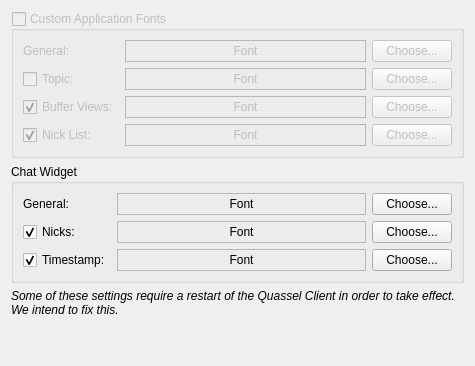
First picture: the form in src/qtui/settingspages/fontssettingspage.ui, repository quassel/quassel, before the edit.
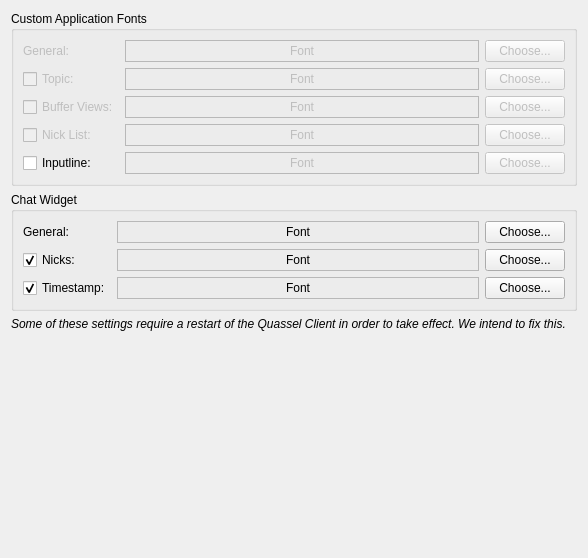
Second picture: the form after the edit.

Commit message: Font of the Inputline is now configurable. Closing BR #121.

Diff of the .ui file:
```diff
--- a/src/qtui/settingspages/fontssettingspage.ui
+++ b/src/qtui/settingspages/fontssettingspage.ui
@@ -5,8 +5,8 @@
    <rect>
     <x>0</x>
     <y>0</y>
-    <width>475</width>
-    <height>366</height>
+    <width>588</width>
+    <height>558</height>
    </rect>
   </property>
   <property name="windowTitle" >
@@ -18,13 +18,13 @@
      <item>
       <widget class="QGroupBox" name="customAppFonts" >
        <property name="enabled" >
-        <bool>false</bool>
+        <bool>true</bool>
        </property>
        <property name="title" >
         <string>Custom Application Fonts</string>
        </property>
        <property name="checkable" >
-        <bool>true</bool>
+        <bool>false</bool>
        </property>
        <property name="checked" >
         <bool>false</bool>
@@ -32,15 +32,11 @@
        <layout class="QVBoxLayout" >
         <item>
          <layout class="QGridLayout" >
-          <item row="0" column="0" >
-           <widget class="QLabel" name="label" >
-            <property name="text" >
-             <string>General:</string>
-            </property>
-           </widget>
-          </item>
           <item row="0" column="1" >
            <widget class="QLabel" name="demoGeneral" >
+            <property name="enabled" >
+             <bool>false</bool>
+            </property>
             <property name="sizePolicy" >
              <sizepolicy vsizetype="Preferred" hsizetype="Expanding" >
               <horstretch>0</horstretch>
@@ -63,6 +59,9 @@
           </item>
           <item row="0" column="2" >
            <widget class="QPushButton" name="chooseGeneral" >
+            <property name="enabled" >
+             <bool>false</bool>
+            </property>
             <property name="sizePolicy" >
              <sizepolicy vsizetype="Fixed" hsizetype="Preferred" >
               <horstretch>0</horstretch>
@@ -76,6 +75,9 @@
           </item>
           <item row="1" column="0" >
            <widget class="QCheckBox" name="checkTopic" >
+            <property name="enabled" >
+             <bool>false</bool>
+            </property>
             <property name="text" >
              <string>Topic:</string>
             </property>
@@ -83,6 +85,9 @@
           </item>
           <item row="1" column="1" >
            <widget class="QLabel" name="demoTopic" >
+            <property name="enabled" >
+             <bool>false</bool>
+            </property>
             <property name="sizePolicy" >
              <sizepolicy vsizetype="Preferred" hsizetype="Expanding" >
               <horstretch>0</horstretch>
@@ -105,6 +110,9 @@
           </item>
           <item row="1" column="2" >
            <widget class="QPushButton" name="chooseTopic" >
+            <property name="enabled" >
+             <bool>false</bool>
+            </property>
             <property name="sizePolicy" >
              <sizepolicy vsizetype="Fixed" hsizetype="Preferred" >
               <horstretch>0</horstretch>
@@ -118,16 +126,22 @@
           </item>
           <item row="2" column="0" >
            <widget class="QCheckBox" name="checkBufferView" >
+            <property name="enabled" >
+             <bool>false</bool>
+            </property>
             <property name="text" >
              <string>Buffer Views:</string>
             </property>
             <property name="checked" >
-             <bool>true</bool>
+             <bool>false</bool>
             </property>
            </widget>
           </item>
           <item row="2" column="1" >
            <widget class="QLabel" name="demoBufferView" >
+            <property name="enabled" >
+             <bool>false</bool>
+            </property>
             <property name="sizePolicy" >
              <sizepolicy vsizetype="Preferred" hsizetype="Expanding" >
               <horstretch>0</horstretch>
@@ -150,6 +164,9 @@
           </item>
           <item row="2" column="2" >
            <widget class="QPushButton" name="chooseBufferView" >
+            <property name="enabled" >
+             <bool>false</bool>
+            </property>
             <property name="sizePolicy" >
              <sizepolicy vsizetype="Fixed" hsizetype="Preferred" >
               <horstretch>0</horstretch>
@@ -163,16 +180,22 @@
           </item>
           <item row="3" column="0" >
            <widget class="QCheckBox" name="checkNickList" >
+            <property name="enabled" >
+             <bool>false</bool>
+            </property>
             <property name="text" >
              <string>Nick List:</string>
             </property>
             <property name="checked" >
-             <bool>true</bool>
+             <bool>false</bool>
             </property>
            </widget>
           </item>
           <item row="3" column="1" >
            <widget class="QLabel" name="demoNickList" >
+            <property name="enabled" >
+             <bool>false</bool>
+            </property>
             <property name="sizePolicy" >
              <sizepolicy vsizetype="Preferred" hsizetype="Expanding" >
               <horstretch>0</horstretch>
@@ -195,6 +218,9 @@
           </item>
           <item row="3" column="2" >
            <widget class="QPushButton" name="chooseNickList" >
+            <property name="enabled" >
+             <bool>false</bool>
+            </property>
             <property name="sizePolicy" >
              <sizepolicy vsizetype="Fixed" hsizetype="Preferred" >
               <horstretch>0</horstretch>
@@ -206,6 +232,58 @@
             </property>
            </widget>
           </item>
+          <item row="4" column="0" >
+           <widget class="QCheckBox" name="checkInputLine" >
+            <property name="text" >
+             <string>Inputline:</string>
+            </property>
+           </widget>
+          </item>
+          <item row="4" column="1" >
+           <widget class="QLabel" name="demoInputLine" >
+            <property name="enabled" >
+             <bool>false</bool>
+            </property>
+            <property name="frameShape" >
+             <enum>QFrame::StyledPanel</enum>
+            </property>
+            <property name="frameShadow" >
+             <enum>QFrame::Sunken</enum>
+            </property>
+            <property name="text" >
+             <string>Font</string>
+            </property>
+            <property name="alignment" >
+             <set>Qt::AlignCenter</set>
+            </property>
+           </widget>
+          </item>
+          <item row="4" column="2" >
+           <widget class="QPushButton" name="chooseInputLine" >
+            <property name="enabled" >
+             <bool>false</bool>
+            </property>
+            <property name="sizePolicy" >
+             <sizepolicy vsizetype="Fixed" hsizetype="Preferred" >
+              <horstretch>0</horstretch>
+              <verstretch>0</verstretch>
+             </sizepolicy>
+            </property>
+            <property name="text" >
+             <string>Choose...</string>
+            </property>
+           </widget>
+          </item>
+          <item row="0" column="0" >
+           <widget class="QLabel" name="generalApp" >
+            <property name="enabled" >
+             <bool>false</bool>
+            </property>
+            <property name="text" >
+             <string>General:</string>
+            </property>
+           </widget>
+          </item>
          </layout>
         </item>
        </layout>
```
Left out of the diff: 100 changed lines with no effect on the pictures. The commit also changes 3 other files.
